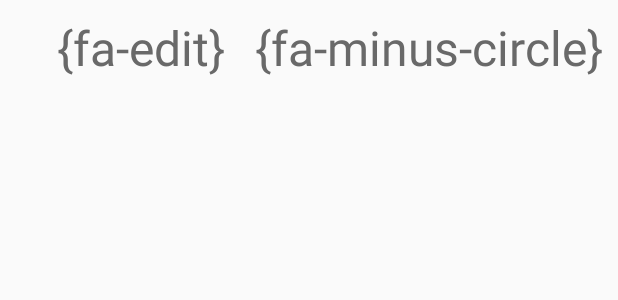
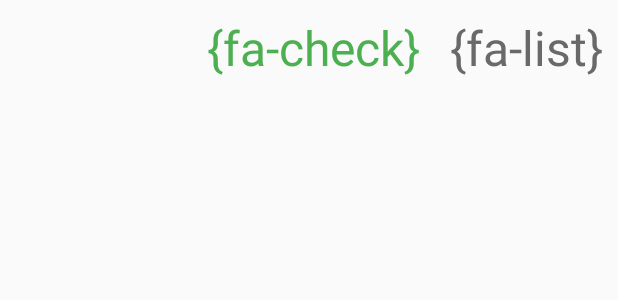
Before and after one commit to Gear61/Random-Number-Generator, an Android app: the layout config_cell.xml on its own in the app's theme, with its tools: preview values and no code run, on a phone screen of 412 x 824 dp. Shown: the top 300 px of the screen. Run offline under Robolectric (Android 15) with nearby library versions, the phone set to English and light mode, and no system bars; plain views replace IconTextView.

Commit message:
Use green check to denote start config on edit configs. Use list for options

```diff
--- a/app/src/main/java/com/randomappsinc/randomnumbergeneratorplus/Activities/EditConfigurationsActivity.java
+++ b/app/src/main/java/com/randomappsinc/randomnumbergeneratorplus/Activities/EditConfigurationsActivity.java
@@ -14,6 +14,7 @@ import butterknife.ButterKnife;
  * Created by alexanderchiou on 1/1/16.
  */
 public class EditConfigurationsActivity extends StandardActivity {
+    @Bind(R.id.parent) View parent;
     @Bind(R.id.configs) ListView configs;
     @Bind(R.id.no_configs) View noConfigs;
 
@@ -24,6 +25,6 @@ public class EditConfigurationsActivity extends StandardActivity {
         ButterKnife.bind(this);
         getSupportActionBar().setDisplayHomeAsUpEnabled(true);
 
-        configs.setAdapter(new ConfigurationsAdapter(this, noConfigs));
+        configs.setAdapter(new ConfigurationsAdapter(this, noConfigs, parent));
     }
 }
--- a/app/src/main/res/layout/configuration_cell.xml
+++ b/app/src/main/res/layout/config_cell.xml
@@ -5,19 +5,20 @@
     android:layout_height="wrap_content">
 
     <com.joanzapata.iconify.widget.IconTextView
-        android:id="@+id/delete_icon"
-        android:text="@string/delete_icon"
+        android:id="@+id/list_icon"
+        android:text="@string/list_icon"
         android:layout_alignParentRight="true"
         style="@style/action_icon"/>
 
     <com.joanzapata.iconify.widget.IconTextView
-        android:id="@+id/edit_icon"
-        android:text="@string/edit_icon"
-        android:layout_toLeftOf="@+id/delete_icon"
+        android:id="@+id/check_icon"
+        android:text="@string/check_icon"
+        android:textColor="@color/green"
+        android:layout_toLeftOf="@+id/list_icon"
         style="@style/action_icon"/>
 
     <TextView
         android:id="@+id/config_name"
-        android:layout_toLeftOf="@+id/edit_icon"
+        android:layout_toLeftOf="@+id/check_icon"
         style="@style/action_item"/>
 </RelativeLayout>
--- a/app/src/main/res/values/colors.xml
+++ b/app/src/main/res/values/colors.xml
@@ -4,4 +4,6 @@
     <color name="status_bar_blue">#1976D2</color>
     <color name="white">#FFFFFF</color>
     <color name="dark_gray">#696969</color>
+
+    <color name="green">#4CAF50</color>
 </resources>
--- a/app/src/main/res/values/settings_strings.xml
+++ b/app/src/main/res/values/settings_strings.xml
@@ -18,7 +18,7 @@
     <string name="feedback_subject">RNG Plus Feedback</string>
     <string name="send_email">Send email</string>
 
-    <!-- Font Awesome Icons -->
+    <!-- Icons -->
     <string name="edit_icon">{fa-edit}</string>
     <string name="info_icon">{fa-info-circle}</string>
     <string name="email_icon">{fa-envelope}</string>
--- a/app/src/main/res/values/strings.xml
+++ b/app/src/main/res/values/strings.xml
@@ -8,7 +8,6 @@
     <string name="config_name">RNG configuration name</string>
     <string name="save">Save</string>
     <string name="confirm_overwrite">Confirm overwrite</string>
-    <string name="rename_config">Rename RNG configuration</string>
     <string name="confirm_delete">Confirm delete</string>
 
     <string name="minimum">Minimum:&#160;</string>
@@ -47,7 +46,6 @@
     <string name="config_saved">RNG configuration saved.</string>
     <string name="config_loaded">RNG configuration loaded.</string>
     <string name="set_preload">&#160;Load it automatically upon app start?</string>
-    <string name="yes">yes</string>
 
     <string name="preload_confirm">This RNG configuration will now automatically load when the app starts.</string>
 
--- a/build.gradle
+++ b/build.gradle
@@ -5,7 +5,7 @@ buildscript {
         jcenter()
     }
     dependencies {
-        classpath 'com.android.tools.build:gradle:1.5.0'
+        classpath 'com.android.tools.build:gradle:2.0.0'
 
         // NOTE: Do not place your application dependencies here; they belong
         // in the individual module build.gradle files
```
Also changed, not shown: app/build.gradle (+4 -4 lines), app/src/main/java/com/randomappsinc/randomnumbergeneratorplus/Activities/MainActivity.java (+12 -18 lines), app/src/main/java/com/randomappsinc/randomnumbergeneratorplus/Adapters/ConfigurationsAdapter.java (+58 -29 lines), app/src/main/java/com/randomappsinc/randomnumbergeneratorplus/Utils/RandUtils.java (+12 -0 lines), app/src/main/res/layout/edit_configurations.xml (+8 -2 lines), app/src/main/res/values/config_strings.xml (added, +13 -0 lines), app/src/main/java/com/randomappsinc/randomnumbergeneratorplus/Persistence/Database/DatabaseManager.java (line endings or trailing spaces), gradle/wrapper/gradle-wrapper.properties.
